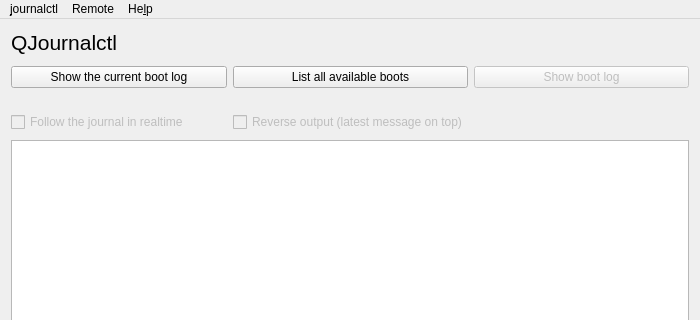
This is ui/mainwindow.ui in pentix/qjournalctl as Qt 5 draws it before an edit; both pictures show x 0 to 700 and y 0 to 320 of the 700 by 634 pixel window. The edited form follows.
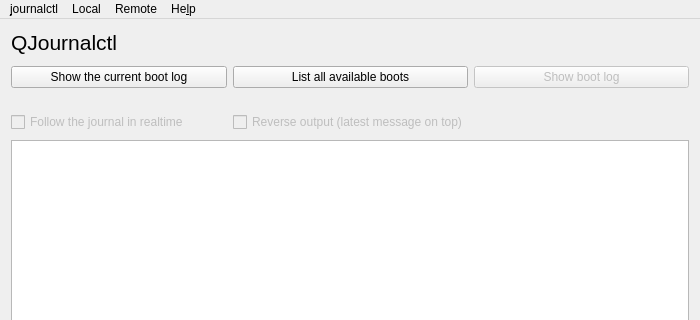
This is the edited form. Icons and pictures are not drawn.

Commit message:
Local: Allow a custom directory to be loaded
See #70

Diff of the .ui file:
```diff
--- a/ui/mainwindow.ui
+++ b/ui/mainwindow.ui
@@ -206,7 +206,15 @@
     <addaction name="separator"/>
     <addaction name="actionYour_last_connections"/>
    </widget>
+   <widget class="QMenu" name="menuLocal">
+    <property name="title">
+     <string>Local</string>
+    </property>
+    <addaction name="actionResetDirectoryToSystemJournal"/>
+    <addaction name="actionSelectCustomDirectory"/>
+   </widget>
    <addaction name="menuJournalctl_Analyzer_Demo"/>
+   <addaction name="menuLocal"/>
    <addaction name="menuRemote"/>
    <addaction name="menuOK"/>
   </widget>
```
Left out of the diff: 13 changed lines with no effect on the pictures. The commit also changes 6 other files.
